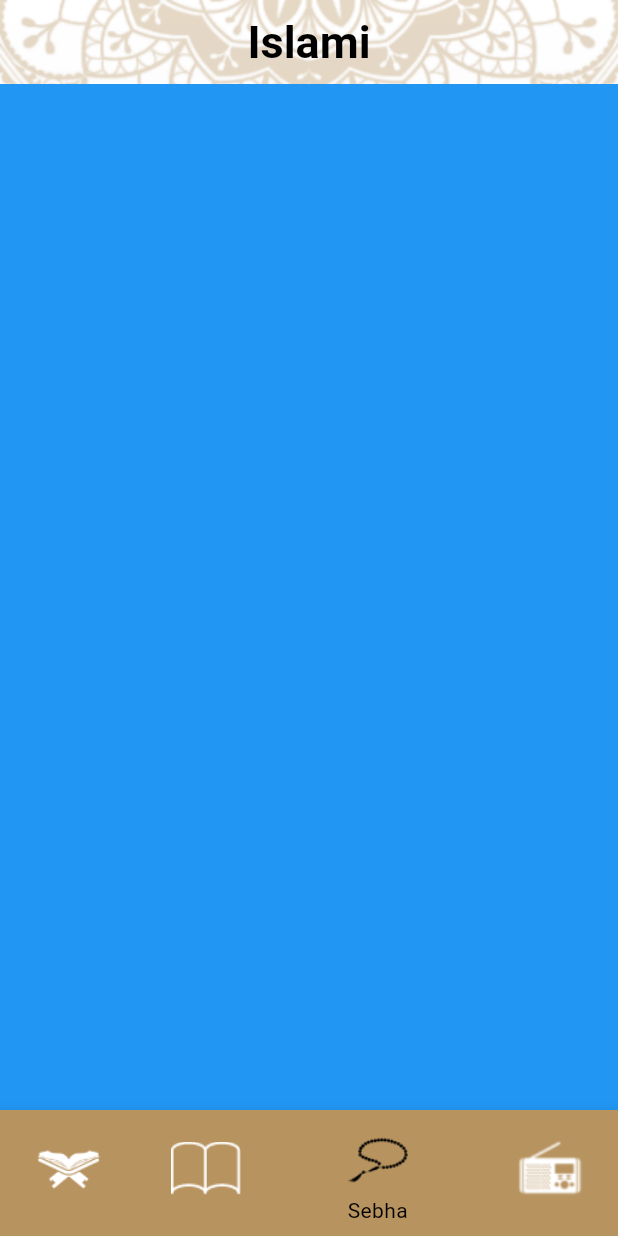
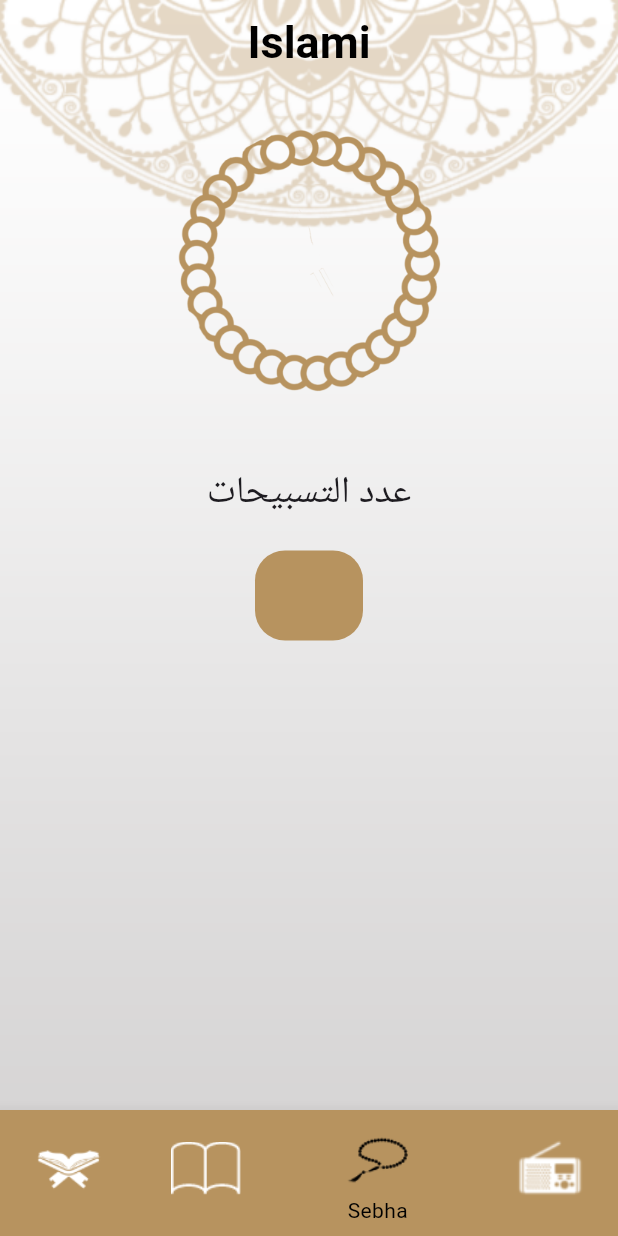
Before and after one commit to KareemEzzaldin/islami-flutter-app, a Flutter app: the screen it shows after launch, item 3 of the bottom bar chosen, on a phone screen of 412 x 824 dp. Run offline on Flutter 3.47's test engine with Material 3 defaults, Android fonts, the phone set to English and light mode, and no system bars.

```diff
--- a/lib/home/tabs/SebhaTab.dart
+++ b/lib/home/tabs/SebhaTab.dart
@@ -5,8 +5,24 @@ class Sebhatab extends StatelessWidget {
 
   @override
   Widget build(BuildContext context) {
-    return Container(
-      color: Colors.blue,
+    return Center(
+      child: Column(
+        // mainAxisSize: MainAxisSize.min,
+        children: [
+          Image.asset("assets/images/body of seb7a.png", height: 234, width: 232,),
+          SizedBox(height: 20),
+          Text("عدد التسبيحات", style: TextStyle(fontSize: 25),),
+          SizedBox(height: 20,),
+          Container(
+            padding: EdgeInsets.symmetric(horizontal: 25,vertical: 30),
+            margin: EdgeInsets.symmetric(horizontal: 170),
+            decoration: BoxDecoration(
+              color: Theme.of(context).primaryColor,
+              borderRadius: BorderRadius.circular(20)
+            ),
+          ),
+        ],
+      ),
     );
   }
 }
```
Also changed, not shown: assets/images/body of seb7a.png (added), assets/images/head of seb7a.png (added).
